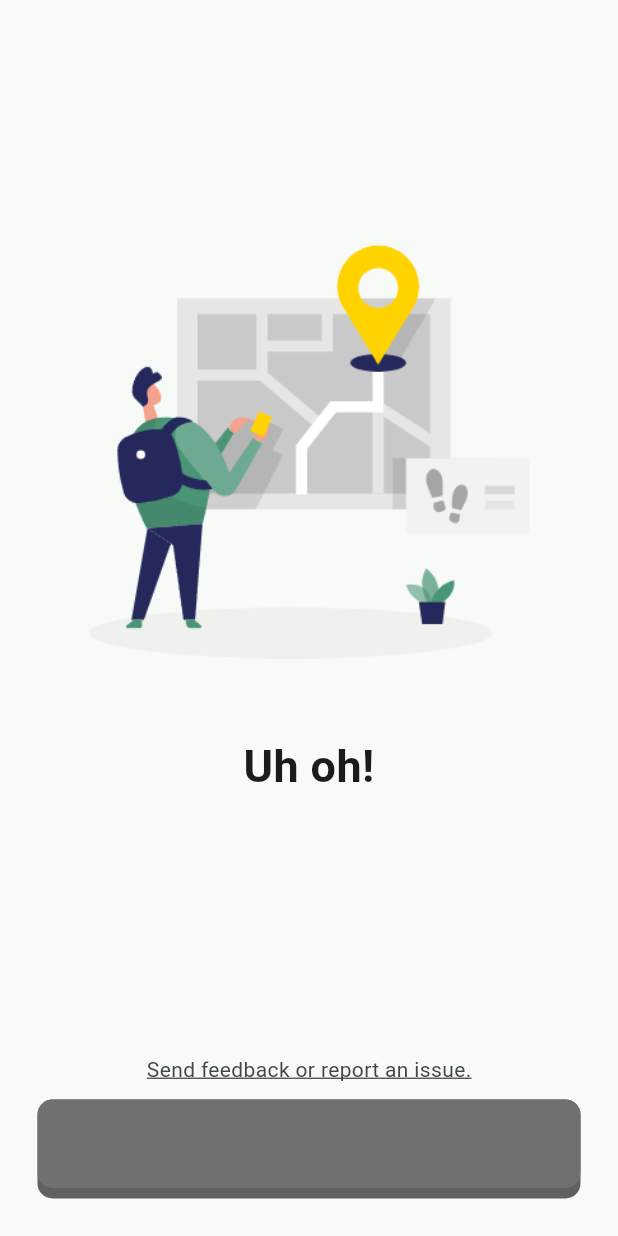
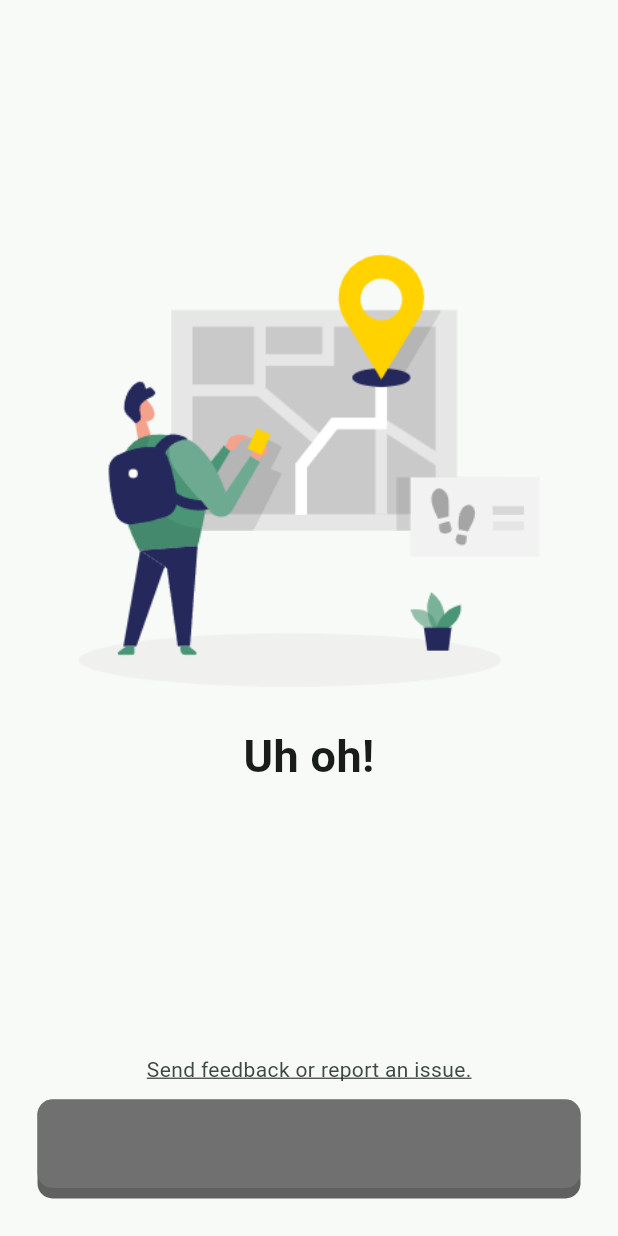
Before and after one commit to BadgerHobbs/BinDays-App, a Flutter app: the NotFoundPage widget shown alone on an empty page, opened directly with empty values, on a phone screen of 412 x 824 dp. Run offline on Flutter 3.47's test engine with Material 3 defaults, Android fonts, the light colour scheme and no system bars; our stand-ins replace device_preview, flutter_local_notifications, shared_preferences, timezone; missing offline and left inert: background_fetch, bindays_client; accounts and stored records are empty.

Commit message:
Simplify not found page columns.

```diff
--- a/bindays_app/lib/pages/setup/generics/not_found_page.dart
+++ b/bindays_app/lib/pages/setup/generics/not_found_page.dart
@@ -27,9 +27,7 @@ class NotFoundPage extends StatelessWidget {
             flex: 2,
             child: Image.asset('assets/illustrations/Navigation_Two_Color.png'),
           ),
-          const SizedBox(height: 50),
-          Column(
-            children: [
+          const SizedBox(height: 25),
           Text(
             "Uh oh!",
             style: TextStyle(
@@ -47,8 +45,6 @@ class NotFoundPage extends StatelessWidget {
               fontSize: 16,
               color: Theme.of(context).colorScheme.onSurfaceVariant,
             ),
-              ),
-            ],
           ),
           const Spacer(flex: 1),
           Column(
```
Lines whose indentation alone changed are shown as unchanged.
